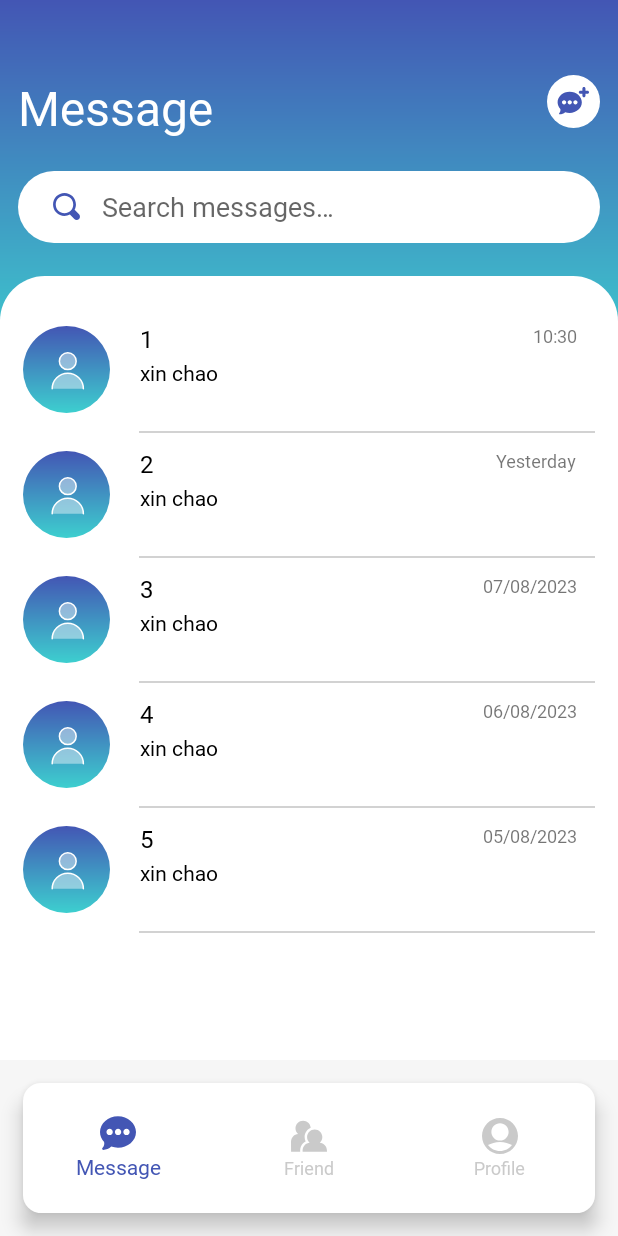
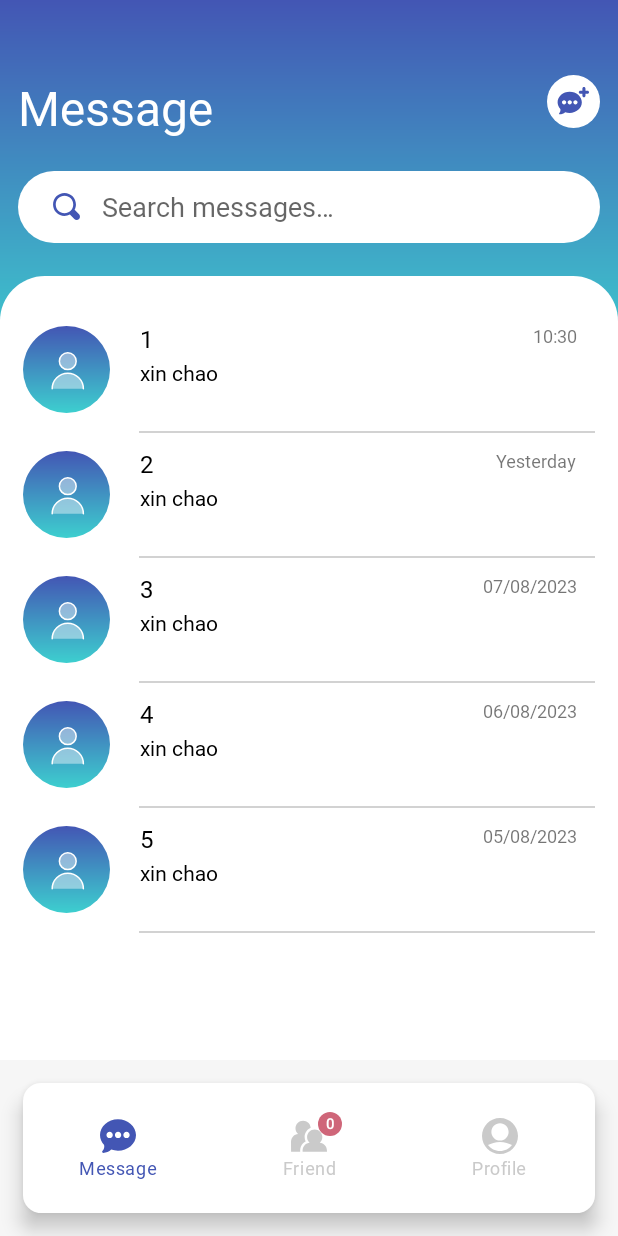
Before and after one commit to nhikiu/AwesomeChat, an Android app: the HomeFragment screen opened through its navigation route, on a phone screen of 412 x 824 dp. Run offline under Robolectric (Android 15) with nearby library versions, the phone set to English and light mode, and no system bars; our stand-ins replace Dagger/Hilt's generated code, Firebase (no records; nobody signed in at launch, a user with empty details on screens opened directly), Timber, data binding; pictures from the network do not load; 1 statement that could not run was skipped.

Commit message:
UPDATE FriendsScreen update FriendsViewModel getAllUser, UPDATE realtime send message for MessagesScreen

```diff
--- a/app/src/main/java/com/example/baseproject/ui/chats/ChatsFragment.kt
+++ b/app/src/main/java/com/example/baseproject/ui/chats/ChatsFragment.kt
@@ -2,7 +2,6 @@ package com.example.baseproject.ui.chats
 
 import android.os.Build
 import android.os.Bundle
-import android.view.View
 import androidx.annotation.RequiresApi
 import androidx.fragment.app.viewModels
 import com.example.baseproject.R
@@ -24,17 +23,19 @@ class ChatsFragment : BaseFragment<FragmentChatsBinding, ChatsViewModel>(R.layou
 
     private var chatAdapter: ChatsAdapter? = null
 
-    @RequiresApi(Build.VERSION_CODES.N)
-    override fun onViewCreated(view: View, savedInstanceState: Bundle?) {
-        super.onViewCreated(view, savedInstanceState)
+
+    override fun initView(savedInstanceState: Bundle?) {
+        super.initView(savedInstanceState)
         chatAdapter = ChatsAdapter()
         binding.recyclerviewChats.adapter = chatAdapter
+    }
+
+    @RequiresApi(Build.VERSION_CODES.N)
+    override fun bindingStateView() {
+        super.bindingStateView()
         viewModel.chatListLiveData.observe(viewLifecycleOwner) {
             chatAdapter?.submitList(it.toMutableList())
         }
     }
 
-    override fun bindingStateView() {
-        super.bindingStateView()
-    }
 }
--- a/app/src/main/java/com/example/baseproject/ui/friends/FriendsFragment.kt
+++ b/app/src/main/java/com/example/baseproject/ui/friends/FriendsFragment.kt
@@ -35,12 +35,6 @@ class FriendsFragment : BaseFragment<FragmentFriendsBinding, FriendsViewModel>(R
 
     override fun initView(savedInstanceState: Bundle?) {
         super.initView(savedInstanceState)
-        viewModel.getAllUser()
-    }
-
-    @SuppressLint("MissingInflatedId")
-    override fun bindingStateView() {
-        super.bindingStateView()
         val fragmentList: List<FragmentData> = listOf(
             FragmentData(RealFriendFragment(), null, resources.getString(R.string.friend)),
             FragmentData(AllFriendFragment(), null, resources.getString(R.string.all_friend)),
@@ -80,17 +74,23 @@ class FriendsFragment : BaseFragment<FragmentFriendsBinding, FriendsViewModel>(R
             }
         }.attach()
 
+    }
+
+    @SuppressLint("MissingInflatedId")
+    override fun bindingStateView() {
+        super.bindingStateView()
+
         binding.tabLayout
             .addOnTabSelectedListener(object : TabLayout.OnTabSelectedListener {
                 @SuppressLint("SuspiciousIndentation")
                 override fun onTabSelected(tab: TabLayout.Tab?) {
                     val tabTextView = tab?.customView?.findViewById<TextView>(R.id.tv_tab_title)
-                        tabTextView?.setTextColor(resources.getColor(R.color.primary_color)) // Set the color for selected tab
+                        tabTextView?.setTextColor(resources.getColor(R.color.primary_color))
                 }
 
                 override fun onTabUnselected(tab: TabLayout.Tab?) {
                     val tabTextView = tab?.customView?.findViewById<TextView>(R.id.tv_tab_title)
-                    tabTextView?.setTextColor(resources.getColor(R.color.grey_999999)) // Set the color for selected tab
+                    tabTextView?.setTextColor(resources.getColor(R.color.grey_999999))
                 }
 
                 override fun onTabReselected(tab: TabLayout.Tab?) {
--- a/app/src/main/java/com/example/baseproject/ui/friends/FriendsViewModel.kt
+++ b/app/src/main/java/com/example/baseproject/ui/friends/FriendsViewModel.kt
@@ -28,7 +28,11 @@ class FriendsViewModel @Inject constructor(
     private var _friendListLiveData: MutableLiveData<List<Friend>> = MutableLiveData()
     val friendListLiveData: LiveData<List<Friend>> get() = _friendListLiveData
 
-    fun getAllUser() {
+    init {
+        getAllUser()
+    }
+
+    private fun getAllUser() {
         val myRef = database.getReference(Constants.USER)
 
         myRef.addValueEventListener(object : ValueEventListener {
--- a/app/src/main/java/com/example/baseproject/ui/friends/allFriend/AllFriendFragment.kt
+++ b/app/src/main/java/com/example/baseproject/ui/friends/allFriend/AllFriendFragment.kt
@@ -33,8 +33,6 @@ class AllFriendFragment :
         allFriendAdapter = AllFriendAdapter()
 
         binding.recyclerviewAllFriend.adapter = allFriendAdapter
-
-        shareViewModel.getAllUser()
     }
 
     override fun setOnClick() {
--- a/app/src/main/java/com/example/baseproject/ui/friends/pendingFriend/PendingFriendFragment.kt
+++ b/app/src/main/java/com/example/baseproject/ui/friends/pendingFriend/PendingFriendFragment.kt
@@ -34,8 +34,6 @@ class PendingFriendFragment : BaseFragment<FragmentPendingFriendBinding, Friends
 
         binding.recyclerViewSendFriend.adapter = sendFriendAdapter
         binding.recyclerViewReceiveFriend.adapter = receiveFriendAdapter
-
-        shareViewModel.getAllUser()
 
         shareViewModel.friendListLiveData.observe(viewLifecycleOwner) {
             val sendList: MutableList<Friend> = it.toMutableList().filter { friend -> (friend.status == Constants.STATE_SEND) } as MutableList<Friend>
--- a/app/src/main/java/com/example/baseproject/ui/friends/realFriend/RealFriendFragment.kt
+++ b/app/src/main/java/com/example/baseproject/ui/friends/realFriend/RealFriendFragment.kt
@@ -28,8 +28,6 @@ class RealFriendFragment : BaseFragment<FragmentRealFriendBinding, FriendsViewMo
         super.initView(savedInstanceState)
 
         binding.recyclerViewRealFriend.adapter = realFriendAdapter
-
-        shareViewModel.getAllUser()
     }
 
     override fun bindingStateView() {
--- a/app/src/main/java/com/example/baseproject/ui/home/HomeFragment.kt
+++ b/app/src/main/java/com/example/baseproject/ui/home/HomeFragment.kt
@@ -3,7 +3,6 @@ package com.example.baseproject.ui.home
 import android.annotation.SuppressLint
 import android.content.Context
 import android.os.Bundle
-import android.util.Log
 import android.util.TypedValue
 import android.view.*
 import androidx.fragment.app.viewModels
@@ -11,9 +10,11 @@ import androidx.viewpager2.widget.ViewPager2
 import com.example.baseproject.R
 import com.example.baseproject.databinding.FragmentHomeBinding
 import com.example.baseproject.models.FragmentData
+import com.example.baseproject.models.Friend
 import com.example.baseproject.navigation.AppNavigation
 import com.example.baseproject.ui.chats.ChatsFragment
 import com.example.baseproject.ui.friends.FriendsFragment
+import com.example.baseproject.ui.friends.FriendsViewModel
 import com.example.baseproject.ui.profile.ProfileFragment
 import com.example.baseproject.utils.Constants
 import com.example.core.base.fragment.BaseFragment
@@ -29,10 +30,7 @@ class HomeFragment : BaseFragment<FragmentHomeBinding, HomeViewModel>(R.layout.f
     lateinit var appNavigation: AppNavigation
 
     private val viewModel: HomeViewModel by viewModels()
-
-    fun dpToPx(context: Context, dp: Int): Int {
-        return Math.round(TypedValue.applyDimension(TypedValue.COMPLEX_UNIT_DIP, dp.toFloat(), resources.displayMetrics))
-    }
+    private val friendViewModel: FriendsViewModel by viewModels()
 
     @SuppressLint("MissingInflatedId")
     override fun initView(savedInstanceState: Bundle?) {
@@ -42,16 +40,20 @@ class HomeFragment : BaseFragment<FragmentHomeBinding, HomeViewModel>(R.layout.f
         sharePreferences?.let {
             isLogIn = it.getBoolean(Constants.ISLOGIN, false)
             if (isLogIn) {
-                Log.e("abc", "Is Login: ${isLogIn}", )
+                Timber.tag("abc").e("Is Login: %s", isLogIn)
             }
         }
 
-//        val badge = binding.bottomNav.getOrCreateBadge(R.id.itFriends)
-//        badge.isVisible = true
-//        badge.verticalOffset = dpToPx(requireContext(), 3)
-//        badge.badgeTextColor = resources.getColor(R.color.white)
-//        badge.number = 12
-//        badge.backgroundColor = resources.getColor(R.color.red)
+        friendViewModel.friendListLiveData.observe(viewLifecycleOwner) {
+            val sendList: MutableList<Friend> = it.toMutableList().filter { friend -> (friend.status == Constants.STATE_RECEIVE) } as MutableList<Friend>
+            val badge = binding.bottomNav.getOrCreateBadge(R.id.itFriends)
+            badge.isVisible = true
+            badge.verticalOffset = Math.round(TypedValue.applyDimension(TypedValue.COMPLEX_UNIT_DIP,
+                4.0F, resources.displayMetrics))
+            badge.badgeTextColor = resources.getColor(R.color.white)
+            badge.number = sendList.size
+            badge.backgroundColor = resources.getColor(R.color.red)
+        }
     }
 
     override fun getVM() = viewModel
--- a/app/src/main/java/com/example/baseproject/ui/messages/MessagesFragment.kt
+++ b/app/src/main/java/com/example/baseproject/ui/messages/MessagesFragment.kt
@@ -48,7 +48,6 @@ class MessagesFragment : BaseFragment<FragmentMessagesBinding, MessagesViewModel
     override fun bindingStateView() {
         super.bindingStateView()
         viewModel.messageListLiveData.observe(viewLifecycleOwner){
-            Log.e("abc", "Message: $it", )
             messagesAdapter?.submitList(it.toMutableList())
         }
     }
@@ -84,6 +83,8 @@ class MessagesFragment : BaseFragment<FragmentMessagesBinding, MessagesViewModel
 
         binding.btnSend.setOnClickListener {
             viewModel.sendMessage(toId, binding.edtMessage.text.toString(), "text")
+            binding.edtMessage.text.clear()
+            binding.recyclerViewMessages.layoutManager?.smoothScrollToPosition(binding.recyclerViewMessages, null, 0)
         }
     }
 
--- a/app/src/main/res/layout/fragment_home.xml
+++ b/app/src/main/res/layout/fragment_home.xml
@@ -6,6 +6,7 @@
         android:layout_width="match_parent"
         android:layout_height="match_parent"
         android:orientation="vertical"
+        android:theme="@style/Theme.MaterialComponents"
         android:gravity="center">
 
         <FrameLayout
@@ -15,9 +16,7 @@
             app:layout_constraintDimensionRatio="1:0.6"
             android:background="@drawable/background_app_common"
             app:layout_constraintTop_toTopOf="parent"
-            app:layout_constraintBottom_toBottomOf="parent"
-            >
-
+            app:layout_constraintBottom_toBottomOf="parent">
         </FrameLayout>
 
         <androidx.viewpager2.widget.ViewPager2
@@ -39,15 +38,12 @@
                 android:layout_height="match_parent"
                 android:elevation="8dp"
                 android:layout_margin="@dimen/margin_item_15"
+                app:itemIconTint="@drawable/color_item_bottom_nav"
+                app:itemTextColor="@drawable/color_item_bottom_nav"
                 android:background="@drawable/bg_nav_bottom"
-                app:itemTextColor="@color/color_item_bottom_nav"
-                app:itemIconTint="@color/color_item_bottom_nav"
                 android:paddingVertical="@dimen/margin_item_15"
                 app:menu="@menu/bottom_nav"/>
 
         </FrameLayout>
-
-
-
     </androidx.constraintlayout.widget.ConstraintLayout>
 </layout>
```
Also changed, not shown: app/src/main/java/com/example/baseproject/ui/messages/MessagesAdapter.kt (+35 -8 lines), app/src/main/java/com/example/baseproject/ui/messages/MessagesViewModel.kt (+36 -16 lines), app/src/main/res/layout/fragment_friends.xml (+2 -6 lines), app/src/main/res/layout/fragment_messages.xml (+9 -2 lines), app/src/main/res/drawable/color_item_bottom_nav.xml (renamed from app/src/main/res/color/color_item_bottom_nav.xml).
